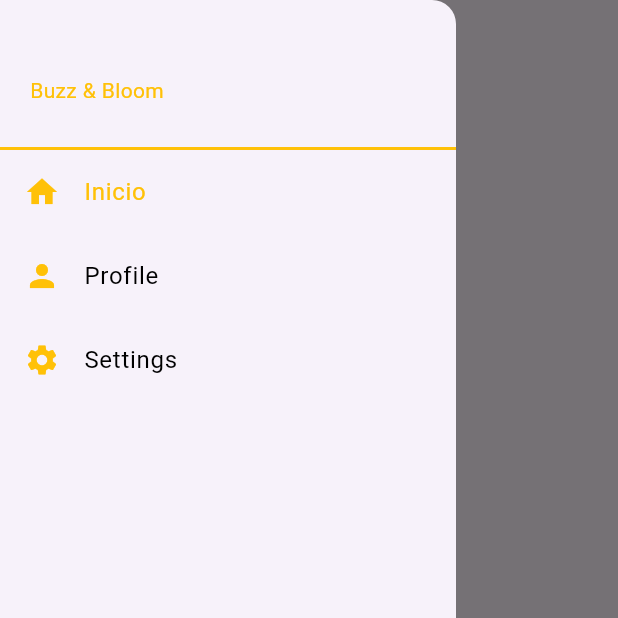
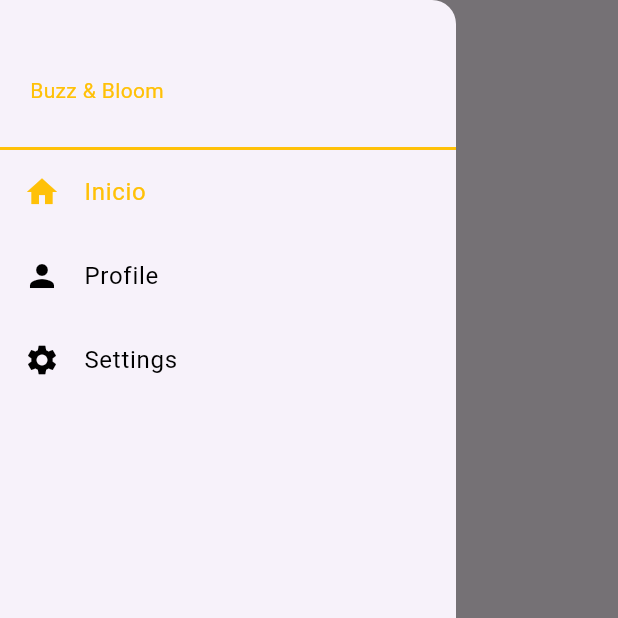
Before and after one commit to DBRACERO321/app-mov-final, a Flutter app: the ProfilePage screen opened by its route, with the side drawer open, on a phone screen of 412 x 824 dp, the top half of it. Run offline on Flutter 3.47's test engine with Material 3 defaults, Android fonts, the phone set to English and light mode, and no system bars; our stand-ins replace bloc, flutter_bloc; network calls fail.

Commit message:
separacion de responsabilidades del menu

```diff
--- a/lib/features/navigation/app-drawer.dart
+++ b/lib/features/navigation/app-drawer.dart
@@ -1,11 +1,8 @@
 import 'package:flutter/material.dart';
-import 'package:flutter_bloc/flutter_bloc.dart';
-import 'package:proyecto_final/features/navigation/entities/drawer-state.entity.dart';
-import 'package:proyecto_final/features/navigation/cubit/drawer.cubit.dart';
 import 'package:proyecto_final/features/navigation/routes/menu-item-routes.dart';
+import 'package:proyecto_final/features/navigation/widgets/expanded-menu.dart';
 
 class AppDrawer extends StatelessWidget {
-
 
   @override
   Widget build(BuildContext context) {
@@ -31,35 +28,7 @@ class AppDrawer extends StatelessWidget {
                   style: TextStyle(color:Colors.amber),
                 )),
           ),
-          Expanded(
-            child: ListView.builder(
-              itemCount: menuItemRoutes.length,
-              itemBuilder: (context, index) {
-                final item = menuItemRoutes[index];
-                return BlocBuilder<DrawerCubit, DrawerState>(
-                  builder: (context, state) {
-                    final isSelected = state.selectedIndex == index;
-                    return ListTile(
-                      leading: Icon(
-                        item.icon,
-                        color: isSelected ? Colors.amber : Colors.amber,
-                      ),
-                      title: Text(
-                        item.title,
-                        style: TextStyle(
-                          color: isSelected ? Colors.amber : Colors.black,
-                        ),
-                      ),
-                      onTap: () {
-                        context.read<DrawerCubit>().selectItem(index);
-                        Navigator.pushReplacementNamed(context, item.route);
-                      },
-                    );
-                  },
-                );
-              },
-            ),
-          ),
+          ExpandedMenu(menuItemRoutes: menuItemRoutes,),
         ],
       ),
     );
--- /dev/null
+++ b/lib/features/navigation/widgets/expanded-menu.dart
@@ -0,0 +1,44 @@
+import 'package:flutter/material.dart';
+import 'package:flutter_bloc/flutter_bloc.dart';
+import 'package:proyecto_final/features/navigation/cubit/drawer.cubit.dart';
+import 'package:proyecto_final/features/navigation/entities/drawer-state.entity.dart';
+import 'package:proyecto_final/features/navigation/entities/menu-item.entity.dart';
+
+class ExpandedMenu extends StatelessWidget {
+  final List<MenuItem> menuItemRoutes;
+
+  const ExpandedMenu({Key? key, required this.menuItemRoutes}) : super(key: key);
+
+  @override
+  Widget build(BuildContext context) {
+    return Expanded(
+      child: ListView.builder(
+        itemCount: menuItemRoutes.length,
+        itemBuilder: (context, index) {
+          final item = menuItemRoutes[index];
+          return BlocBuilder<DrawerCubit, DrawerState>(
+            builder: (context, state) {
+              final isSelected = state.selectedIndex == index;
+              return ListTile(
+                leading: Icon(
+                  item.icon,
+                  color: isSelected ? Colors.amber : Colors.black,
+                ),
+                title: Text(
+                  item.title,
+                  style: TextStyle(
+                    color: isSelected ? Colors.amber : Colors.black,
+                  ),
+                ),
+                onTap: () {
+                  context.read<DrawerCubit>().selectItem(index);
+                  Navigator.pushReplacementNamed(context, item.route);
+                },
+              );
+            },
+          );
+        },
+      ),
+    );
+  }
+}
```
